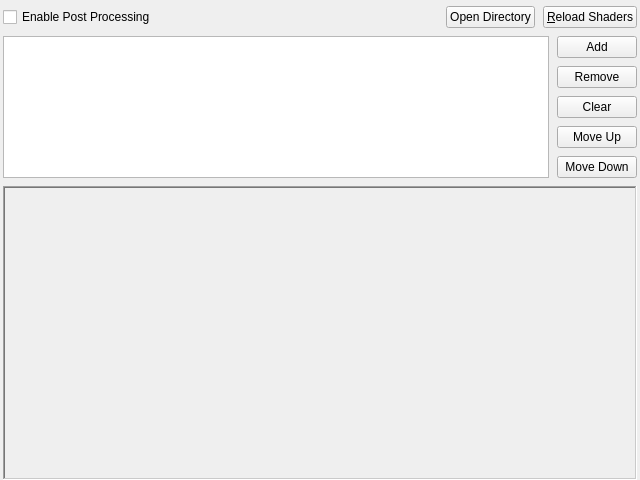
Qt form src/duckstation-qt/postprocessingchainconfigwidget.ui (stenzek/duckstation) before a commit.
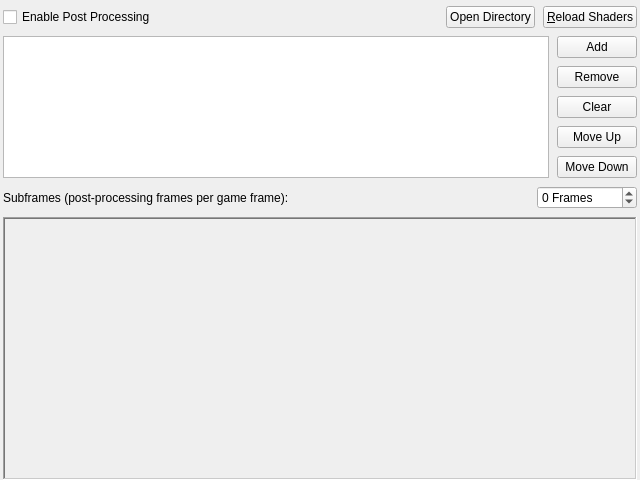
The same form after that commit. Icons and pictures are not drawn.

Commit message:
VideoPresenter: Add subframe presentation
Can be used for CRT shaders, black frame insertion, etc.

What changed in the file:
```diff
--- a/src/duckstation-qt/postprocessingchainconfigwidget.ui
+++ b/src/duckstation-qt/postprocessingchainconfigwidget.ui
@@ -177,6 +177,52 @@
      </item>
     </layout>
    </item>
+   <item>
+    <layout class="QHBoxLayout" name="subframeLayout">
+     <item>
+      <widget class="QLabel" name="subframeCountLabel">
+       <property name="text">
+        <string>Subframes (post-processing frames per game frame):</string>
+       </property>
+      </widget>
+     </item>
+     <item>
+      <spacer name="subframeSpacer">
+       <property name="orientation">
+        <enum>Qt::Orientation::Horizontal</enum>
+       </property>
+       <property name="sizeHint" stdset="0">
+        <size>
+         <width>0</width>
+         <height>0</height>
+        </size>
+       </property>
+      </spacer>
+     </item>
+     <item>
+      <widget class="QSpinBox" name="subframeCount">
+       <property name="minimumSize">
+        <size>
+         <width>100</width>
+         <height>0</height>
+        </size>
+       </property>
+       <property name="specialValueText">
+        <string>Automatic</string>
+       </property>
+       <property name="suffix">
+        <string> Frames</string>
+       </property>
+       <property name="minimum">
+        <number>-1</number>
+       </property>
+       <property name="maximum">
+        <number>7</number>
+       </property>
+      </widget>
+     </item>
+    </layout>
+   </item>
    <item>
     <widget class="QScrollArea" name="scrollArea">
      <property name="sizePolicy">
@@ -200,7 +246,7 @@
         <x>0</x>
         <y>0</y>
         <width>630</width>
-        <height>262</height>
+        <height>226</height>
        </rect>
       </property>
      </widget>
```
The commit also changes 20 other files.
